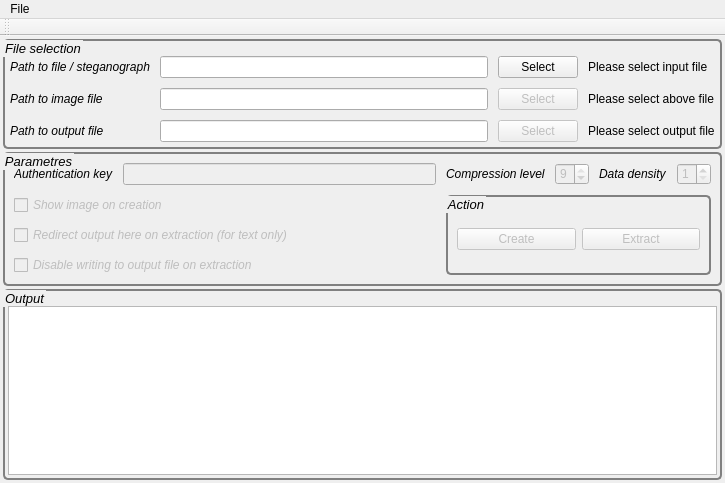
GreaterGoodCorp/StegLibrary, file StegLibrary/gui/gui.ui: the form before one commit.
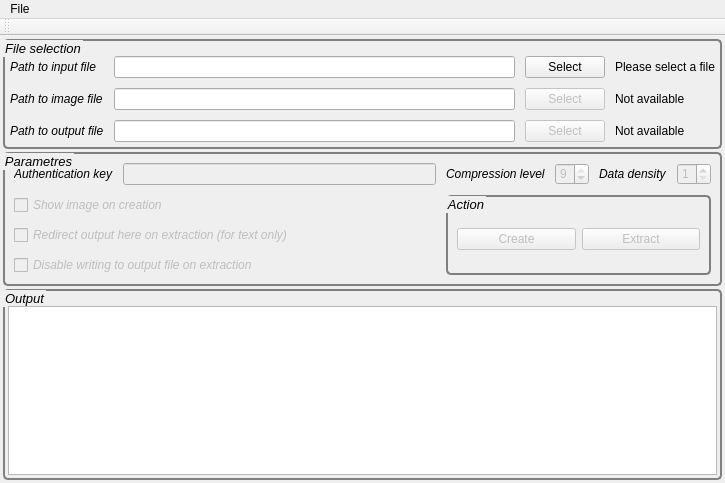
The form after the commit.

Commit message: Change starting label text

```diff
--- a/StegLibrary/gui/gui.ui
+++ b/StegLibrary/gui/gui.ui
@@ -101,7 +101,7 @@
        <item row="0" column="3">
         <widget class="QLabel" name="label_input_status">
          <property name="text">
-          <string>Please select input file</string>
+          <string>Please select a file</string>
          </property>
         </widget>
        </item>
@@ -164,7 +164,7 @@
        <item row="1" column="3">
         <widget class="QLabel" name="label_image_status">
          <property name="text">
-          <string>Please select above file</string>
+          <string>Not available</string>
          </property>
         </widget>
        </item>
@@ -181,7 +181,7 @@
        <item row="2" column="3">
         <widget class="QLabel" name="label_output_status">
          <property name="text">
-          <string>Please select output file</string>
+          <string>Not available</string>
          </property>
         </widget>
        </item>
@@ -207,7 +207,7 @@
           </font>
          </property>
          <property name="text">
-          <string>Path to file / steganograph</string>
+          <string>Path to input file</string>
          </property>
         </widget>
        </item>
```
